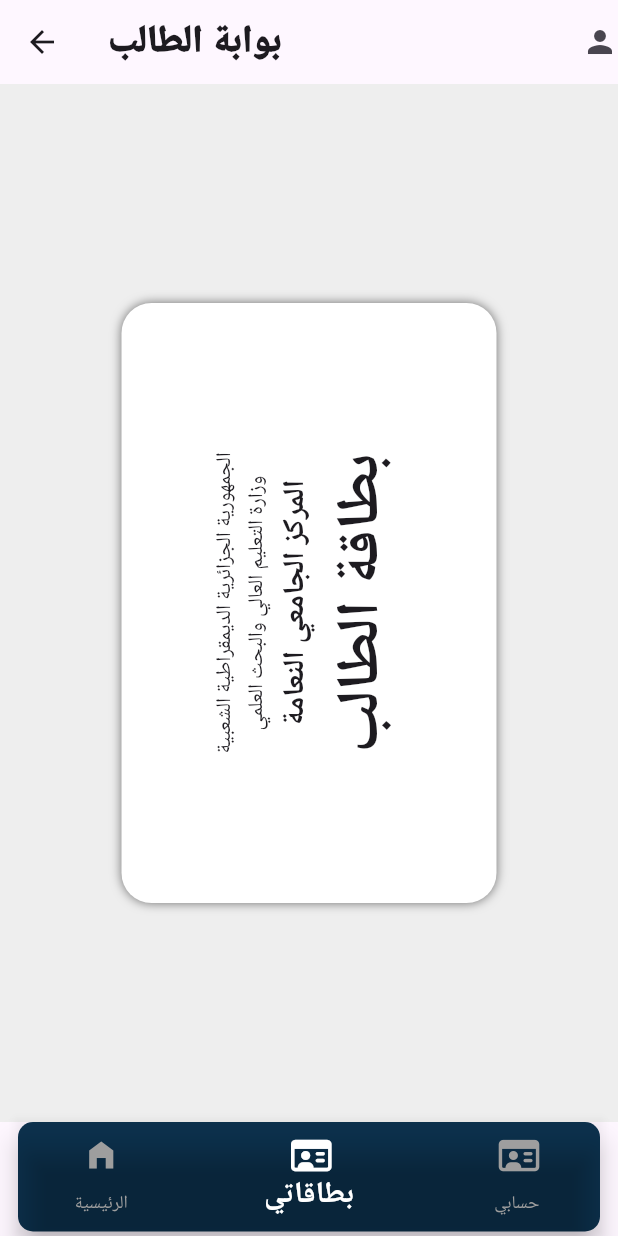
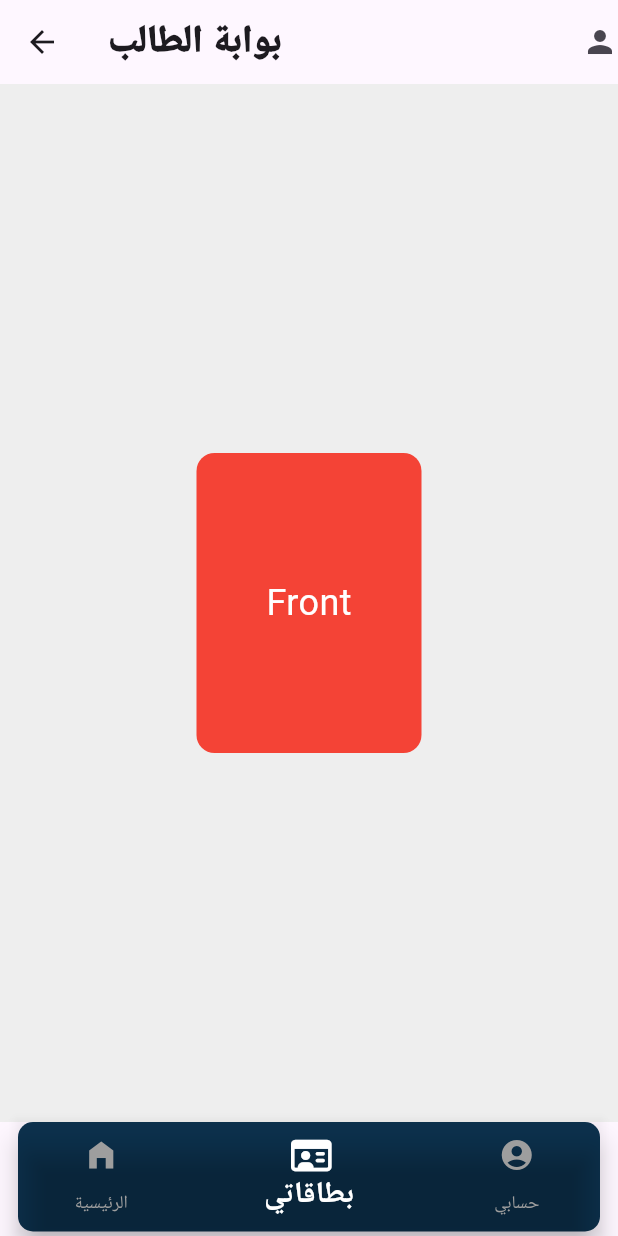
Before and after one commit to BenslimaneAlaEddine/progres, a Flutter app: the Home screen opened directly, item 2 of the bottom bar chosen, on a phone screen of 412 x 824 dp. Run offline on Flutter 3.47's test engine with Material 3 defaults, Android fonts, the light colour scheme and no system bars; drawn by our look-alikes of flip_card; our stand-ins replace font_awesome_flutter.

Commit message:
page(test, test2) callback (onHorizontalDragUpdateGestureDetector) and Transform

```diff
--- a/lib/card_page.dart
+++ b/lib/card_page.dart
@@ -103,6 +103,8 @@ class FlipCardDemoState extends StatelessWidget {
     );
   }
 
+
+
 // Widget _buildFront() {
 //   return Container(
 //     width: 250,
--- a/lib/home.dart
+++ b/lib/home.dart
@@ -2,6 +2,8 @@ import 'package:flutter/material.dart';
 import 'package:font_awesome_flutter/font_awesome_flutter.dart';
 import 'package:progres/card_page.dart';
 import 'package:progres/home_page.dart';
+import 'package:progres/test.dart';
+import 'package:progres/test2.dart';
 
 import 'home_bottom_navigation_bar.dart';
 
@@ -147,17 +149,18 @@ class HomeState extends State<Home> {
   ];
 
   int currentIndex = 0;
-
+  double _angle=0;
   @override
   Widget build(BuildContext context) {
     print(Theme.of(context).useMaterial3);
     Size size = MediaQuery.of(context).size;
     List<Widget> page = [
       PageHome(size: size, elements: elements),
-      FlipCardDemoState(),
-      const Center(
-        child: Text("حسابي"),
-      ),
+      FlipCardDemo(),
+      Test2(c:(details){
+    setState(() {
+    _angle += details.delta.dx * 0.01;});}
+      ,a: _angle,),
     ];
 
     return SafeArea(
--- a/lib/home_bottom_navigation_bar.dart
+++ b/lib/home_bottom_navigation_bar.dart
@@ -4,10 +4,8 @@ import 'package:font_awesome_flutter/font_awesome_flutter.dart';
 class HomeBottomNavigationBar extends StatelessWidget {
   int currentIndex;
   final ValueChanged<int> onTap;
-
   HomeBottomNavigationBar(
       {super.key, required this.currentIndex, required this.onTap});
-
   @override
   Widget build(BuildContext context) {
     return BottomNavigationBar(
@@ -31,7 +29,7 @@ class HomeBottomNavigationBar extends StatelessWidget {
             backgroundColor: Colors.transparent,
           ),
           BottomNavigationBarItem(
-            icon: Icon(FontAwesomeIcons.idCard),
+            icon: Icon(Icons.account_circle),
             label: "حسابي",
             backgroundColor: Colors.transparent,
           )
--- /dev/null
+++ b/lib/test.dart
@@ -0,0 +1,98 @@
+import 'package:flutter/material.dart';
+import 'dart:math';
+
+import 'package:progres/test2.dart';
+
+
+class FlipCardDemo extends StatefulWidget {
+  @override
+  _FlipCardDemoState createState() => _FlipCardDemoState();
+}
+
+class _FlipCardDemoState extends State<FlipCardDemo> {
+  double _angle = 0.0;       // زاوية القلب
+  bool _isFront = true;      // هل نظهر الوجه الأمامي؟
+
+  @override
+  Widget build(BuildContext context) {
+    return Scaffold(
+      backgroundColor: Colors.grey[200],
+      body: Center(
+        child: GestureDetector(
+          onHorizontalDragUpdate: (details) {
+            setState(() {
+              _angle += details.delta.dx * 0.01;
+print(_angle);
+              // قلب الوجه عند الوصول إلى المنتصف تقريبًا
+              if (_angle.abs() >= pi / 2 && _angle.abs() < pi) {
+                _isFront = false;
+              } else {
+                _isFront = true;
+              }
+              // إعادة الضبط إذا تجاوزنا 360 درجة (2 * pi)
+              if (_angle.abs() > 2 * pi) {
+                _angle = 0;
+              }
+            });
+          },
+          // onHorizontalDragEnd: (details){
+          //   print("hhhhhhhhhhhhhhhhhhhhhhhh");
+          //   if (_angle.abs() >= pi / 2 && _angle.abs() < pi) {
+          //     _isFront = false;
+          //     _angle=3;
+          //   } else {
+          //     _isFront = true;
+          //   }
+          // },
+          child: Transform(
+            alignment: Alignment.center,
+            transform: Matrix4.identity()
+              ..setEntry(3, 2, 0.001) // تأثير ثلاثي الأبعاد
+              ..rotateY(_angle),
+            child: _isFront
+                ? _buildFront()
+                : Transform(
+              alignment: Alignment.center,
+              transform: Matrix4.rotationY(pi), // قلب الواجهة الخلفية
+              child: _buildBack(),
+            ),
+          ),
+        ),
+      ),
+    );
+  }
+
+  Widget _buildFront() {
+    return Container(
+      height: 200,
+      width: 150,
+      decoration: BoxDecoration(
+        color: Colors.red,
+        borderRadius: BorderRadius.circular(12),
+      ),
+      child: const Center(
+        child: Text(
+          'Front',
+          style: TextStyle(fontSize: 24, color: Colors.white),
+        ),
+      ),
+    );
+  }
+
+  Widget _buildBack() {
+    return Container(
+      height: 200,
+      width: 150,
+      decoration: BoxDecoration(
+        color: Colors.green,
+        borderRadius: BorderRadius.circular(12),
+      ),
+      child: const Center(
+        child: Text(
+          'Back',
+          style: TextStyle(fontSize: 24, color: Colors.white),
+        ),
+      ),
+    );
+  }
+}
```
Also changed, not shown: lib/test2.dart (added, +25 -0 lines).
